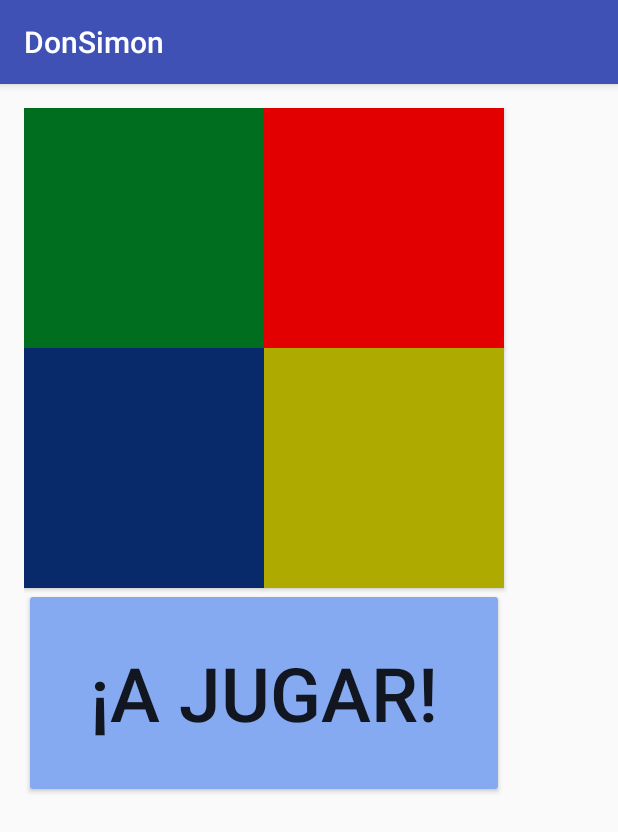
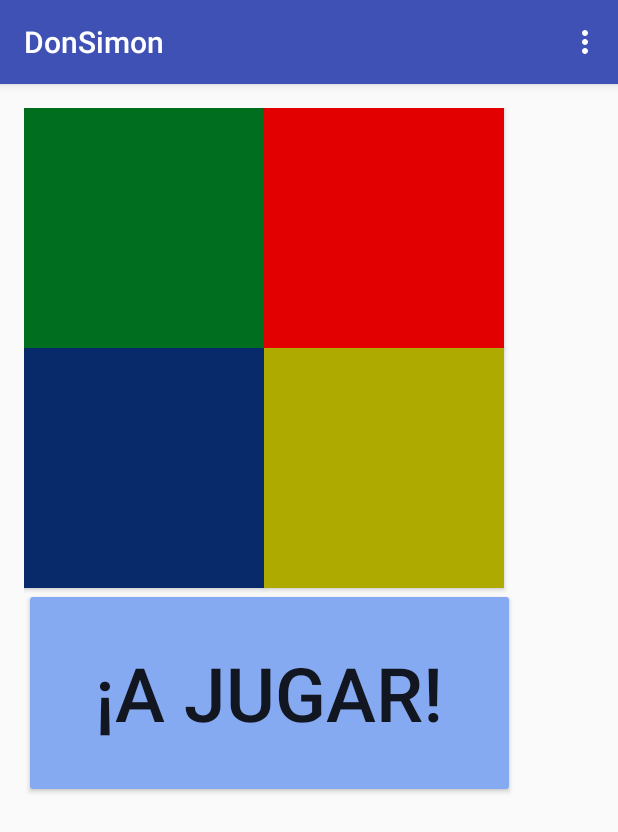
Before and after one commit to EmiMLG/DonSimon, an Android app: the screen it shows after launch (MainActivity), after a tap on an icon or button, on a phone screen of 412 x 824 dp. Shown: the top 832 px of the screen. Run offline under Robolectric (Android 15) with nearby library versions, the light colour scheme and no system bars; 2 statements that could not run were skipped.

Commit message:
add menu_main

```diff
--- a/app/src/main/java/es/telefonica/talentum/donsimon/MainActivity.java
+++ b/app/src/main/java/es/telefonica/talentum/donsimon/MainActivity.java
@@ -1,8 +1,9 @@
 package es.telefonica.talentum.donsimon;
 
-import android.media.MediaPlayer;
 import android.os.Bundle;
 import android.support.v7.app.AppCompatActivity;
+import android.view.Menu;
+import android.view.MenuItem;
 import android.view.View;
 import android.widget.Button;
 
@@ -27,12 +28,7 @@ public class MainActivity extends AppCompatActivity {
             R.raw.sonic_sound,
     };
 
-    Button[]buttons = {
-            greenButton,
-            redButton,
-            blueButton,
-            yellowButton
-    };
+
 
     private static final int GREEN_BUTTON = 0;
     private static final int RED_BUTTON = 1;
@@ -44,80 +40,122 @@ public class MainActivity extends AppCompatActivity {
         super.onCreate(savedInstanceState);
         setContentView(R.layout.activity_main);
 
+
         greenButton = (Button) findViewById(R.id.activity_main___green_button);
         redButton = (Button) findViewById(R.id.activity_main___red_button);
         blueButton = (Button) findViewById(R.id.activity_main___blue_button);
         yellowButton = (Button) findViewById(R.id.activity_main___yellow_button);
         startButton = (Button) findViewById(R.id.activity_main___start_button);
 
+        Button[]buttons = {
+                greenButton,
+                redButton,
+                blueButton,
+                yellowButton
+        };
+
         simon = new Simon(this,sounds, buttons);
-        simon.reset();
-        simon.nextMove();
 
-        myMoves = new LinkedList<>();
-        myMoves.add(0);
-        myMoves.add(1);
-        myMoves.add(2);
 
         boolean correct = simon.checkMoves(myMoves);
+        simon = new Simon(this,sounds, buttons);
 
         greenButton.setOnClickListener(new View.OnClickListener() {
             @Override
             public void onClick(View v) {
-               simon.playSounds(GREEN_BUTTON);
-
-                myMoves.add(GREEN_BUTTON);
-
-                boolean checkmoves = simon.checkMoves(myMoves);
-                if (checkmoves == true) {
-                    if (myMoves.size()== simon.getLevel()){
-                    simon.nextMove();
-                    }
-                } else {
-                    //game over
-                    simon.reset();
-                }
-
+                moveAction(GREEN_BUTTON);
             }
         });
 
         redButton.setOnClickListener(new View.OnClickListener() {
             @Override
             public void onClick(View v) {
-                PlaySound(R.raw.mortal_sound);
+                moveAction(RED_BUTTON);
             }
         });
 
         blueButton.setOnClickListener(new View.OnClickListener() {
             @Override
             public void onClick(View v) {
-                PlaySound(R.raw.sable_sound);
+                moveAction(BLUE_BUTTON);
             }
         });
 
         yellowButton.setOnClickListener(new View.OnClickListener() {
             @Override
             public void onClick(View v) {
-               PlaySound(R.raw.sonic_sound);
+              moveAction(YELLOW_BUTTON);
             }
         });
 
         startButton.setOnClickListener(new View.OnClickListener() {
             @Override
             public void onClick(View v) {
+                simon.reset();
+                simon.nextMove();
+
+                myMoves = new LinkedList<>();
+
+               // enableAllButton();
+
+
 
             }
         });
 
     }
 
+    @Override
+    public boolean onCreateOptionsMenu(Menu menu) {
+        getMenuInflater().inflate(R.menu.menu_main, menu);
+        return true;
+    }
+
+    @Override
+    public boolean onOptionsItemSelected(MenuItem item) {
+        int id = item.getItemId();
+
+        if (id == R.id.menu_main___easy_level) {
+
+            simon.setTime(2000);
+
+            return true;
+
+        } else if (id == R.id.menu_main____normal_level){
+            simon.setTime(1000);
+            return true;
+
+        } else if (id == R.id.menu_main___hard_level){
+            simon.setTime(500);
+
+            return true;
+        }
+
+        return super.onOptionsItemSelected(item);
+
+    }
+
+    /*private void enableAllButton() {
+        for (Button b: buttons){
+            b.setEnabled(true);
+        }
+    }*/
+
+    public void moveAction(int button){
+        simon.playSounds(button);
+        myMoves.add(button);
+        boolean checkmoves = simon.checkMoves(myMoves);
+        if (checkmoves == true) {
+            if (myMoves.size()== simon.getLevel()){
+                simon.nextMove();
+                myMoves = new LinkedList<Integer>();
+            }
+        } else {
+            //game over
+            myMoves = new LinkedList<Integer>();
+            simon.reset();
+        }
+    }
 
 
-    public void PlaySound(int resource) {
-        MediaPlayer mpSound;
-        mpSound = MediaPlayer.create(getBaseContext(), resource);
-        mpSound.start();
-
-
-    }
 }
--- a/app/src/main/res/layout/activity_main.xml
+++ b/app/src/main/res/layout/activity_main.xml
@@ -42,7 +42,7 @@
         android:backgroundTint="@color/blue_pressed"
         android:text="¡A JUGAR!"
         android:textSize="50sp"
-        android:layout_width="320dp"
+        android:layout_width="327dp"
         android:layout_height="140dp"
         android:layout_below="@id/activity_main___blue_button"/>
 
--- /dev/null
+++ b/app/src/main/res/menu/menu_main.xml
@@ -0,0 +1,18 @@
+<?xml version="1.0" encoding="utf-8"?>
+<menu xmlns:android="http://schemas.android.com/apk/res/android"
+    xmlns:app="http://schemas.android.com/apk/res-auto">
+
+
+    <item
+        android:title="Easy"
+        android:id="@+id/menu_main___easy_level"
+        android:icon="@android:drawable/ic_menu_delete"/>
+    <item
+        android:title="Normal"
+        android:id="@+id/menu_main____normal_level"
+        android:icon="@android:drawable/ic_menu_delete" />
+    <item
+        android:title="Hard"
+        android:id="@+id/menu_main___hard_level"
+        android:icon="@android:drawable/ic_menu_delete"/>
+    </menu>
```
Also changed, not shown: app/src/main/java/es/telefonica/talentum/donsimon/Simon.java (+49 -10 lines).
